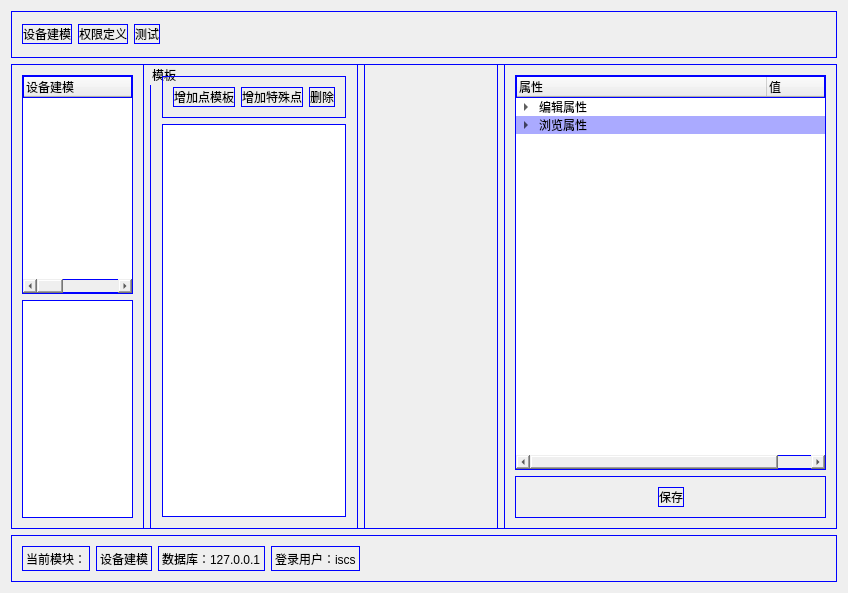
This is CodeFuture/2-Projects/projectTest/ISCS/MainUI/widget.ui in guogan1234/gitDocTrack as Qt 5 draws it before an edit. The edited form follows.
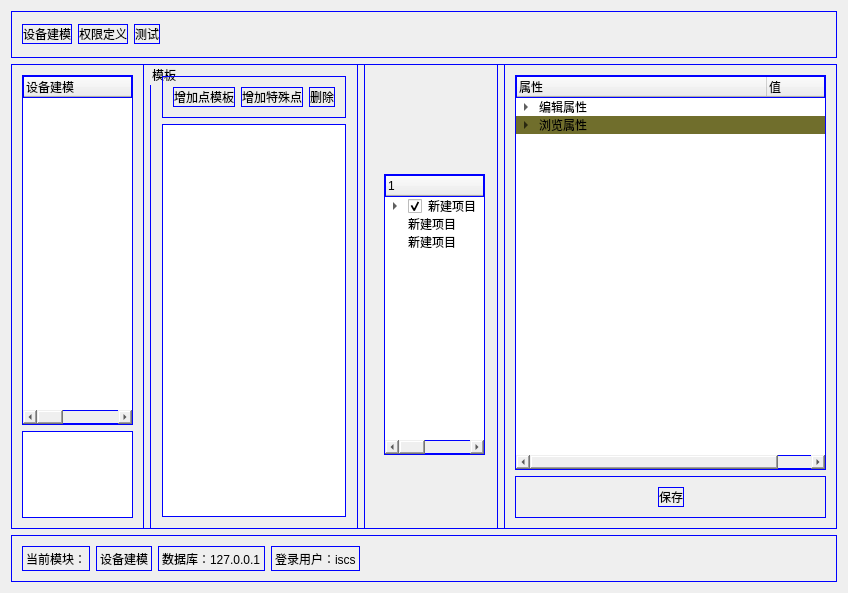
This is the edited form.

What changed in the file:
```diff
--- a/CodeFuture/2-Projects/projectTest/ISCS/MainUI/widget.ui
+++ b/CodeFuture/2-Projects/projectTest/ISCS/MainUI/widget.ui
@@ -89,7 +89,7 @@
       </property>
       <item>
        <widget class="QWidget" name="middle_w1" native="true">
-        <layout class="QVBoxLayout" name="verticalLayout_4">
+        <layout class="QVBoxLayout" name="verticalLayout_4" stretch="4,1">
          <item>
           <widget class="QTreeWidget" name="leftTree">
            <property name="palette">
@@ -98,9 +98,9 @@
               <colorrole role="AlternateBase">
                <brush brushstyle="SolidPattern">
                 <color alpha="255">
-                 <red>170</red>
-                 <green>170</green>
-                 <blue>255</blue>
+                 <red>109</red>
+                 <green>109</green>
+                 <blue>10</blue>
                 </color>
                </brush>
               </colorrole>
@@ -109,9 +109,9 @@
               <colorrole role="AlternateBase">
                <brush brushstyle="SolidPattern">
                 <color alpha="255">
-                 <red>170</red>
-                 <green>170</green>
-                 <blue>255</blue>
+                 <red>109</red>
+                 <green>109</green>
+                 <blue>10</blue>
                 </color>
                </brush>
               </colorrole>
@@ -120,9 +120,9 @@
               <colorrole role="AlternateBase">
                <brush brushstyle="SolidPattern">
                 <color alpha="255">
-                 <red>170</red>
-                 <green>170</green>
-                 <blue>255</blue>
+                 <red>109</red>
+                 <green>109</green>
+                 <blue>10</blue>
                 </color>
                </brush>
               </colorrole>
@@ -206,7 +206,99 @@
        </widget>
       </item>
       <item>
-       <widget class="QWidget" name="blankW" native="true"/>
+       <widget class="QWidget" name="blankW" native="true">
+        <widget class="QTreeWidget" name="treeWidget">
+         <property name="geometry">
+          <rect>
+           <x>20</x>
+           <y>110</y>
+           <width>101</width>
+           <height>281</height>
+          </rect>
+         </property>
+         <column>
+          <property name="text">
+           <string>1</string>
+          </property>
+         </column>
+         <column>
+          <property name="text">
+           <string>新建列</string>
+          </property>
+         </column>
+         <column>
+          <property name="text">
+           <string>新建列</string>
+          </property>
+         </column>
+         <column>
+          <property name="text">
+           <string>新建列</string>
+          </property>
+         </column>
+         <column>
+          <property name="text">
+           <string>新建列</string>
+          </property>
+         </column>
+         <item>
+          <property name="text">
+           <string>新建项目</string>
+          </property>
+          <property name="checkState">
+           <enum>Checked</enum>
+          </property>
+          <item>
+           <property name="text">
+            <string>新建子项目</string>
+           </property>
+           <property name="checkState">
+            <enum>Checked</enum>
+           </property>
+           <property name="text">
+            <string/>
+           </property>
+           <property name="checkState">
+            <enum>Checked</enum>
+           </property>
+           <item>
+            <property name="text">
+             <string>新建子项目</string>
+            </property>
+            <property name="checkState">
+             <enum>Checked</enum>
+            </property>
+           </item>
+           <item>
+            <property name="text">
+             <string>新建项目</string>
+            </property>
+            <property name="checkState">
+             <enum>Checked</enum>
+            </property>
+           </item>
+           <item>
+            <property name="text">
+             <string>新建项目</string>
+            </property>
+            <property name="checkState">
+             <enum>Unchecked</enum>
+            </property>
+           </item>
+          </item>
+         </item>
+         <item>
+          <property name="text">
+           <string>新建项目</string>
+          </property>
+         </item>
+         <item>
+          <property name="text">
+           <string>新建项目</string>
+          </property>
+         </item>
+        </widget>
+       </widget>
       </item>
       <item>
        <widget class="QWidget" name="middle_w3" native="true">
@@ -219,9 +311,9 @@
               <colorrole role="AlternateBase">
                <brush brushstyle="SolidPattern">
                 <color alpha="255">
-                 <red>170</red>
-                 <green>170</green>
-                 <blue>255</blue>
+                 <red>112</red>
+                 <green>110</green>
+                 <blue>44</blue>
                 </color>
                </brush>
               </colorrole>
@@ -230,9 +322,9 @@
               <colorrole role="AlternateBase">
                <brush brushstyle="SolidPattern">
                 <color alpha="255">
-                 <red>170</red>
-                 <green>170</green>
-                 <blue>255</blue>
+                 <red>112</red>
+                 <green>110</green>
+                 <blue>44</blue>
                 </color>
                </brush>
               </colorrole>
@@ -241,9 +333,9 @@
               <colorrole role="AlternateBase">
                <brush brushstyle="SolidPattern">
                 <color alpha="255">
-                 <red>170</red>
-                 <green>170</green>
-                 <blue>255</blue>
+                 <red>112</red>
+                 <green>110</green>
+                 <blue>44</blue>
                 </color>
                </brush>
               </colorrole>
```
